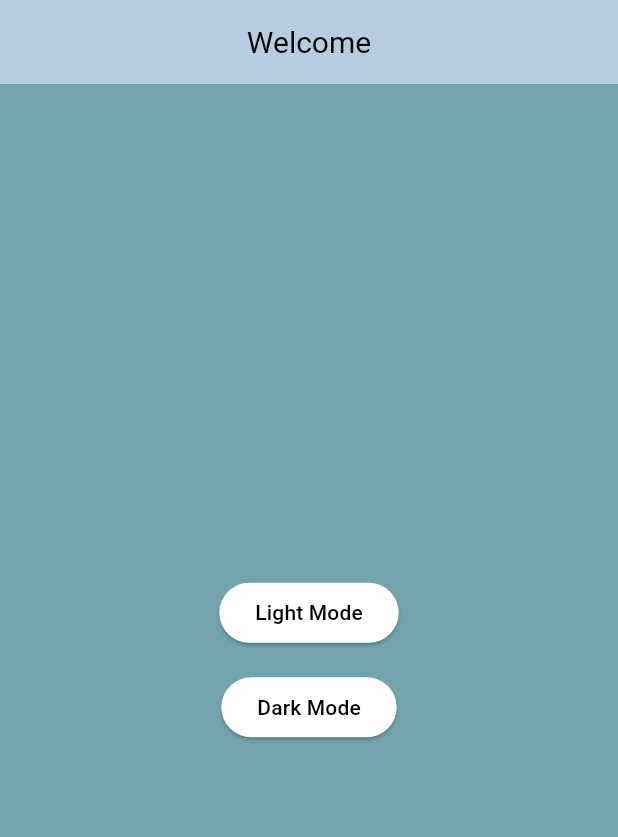
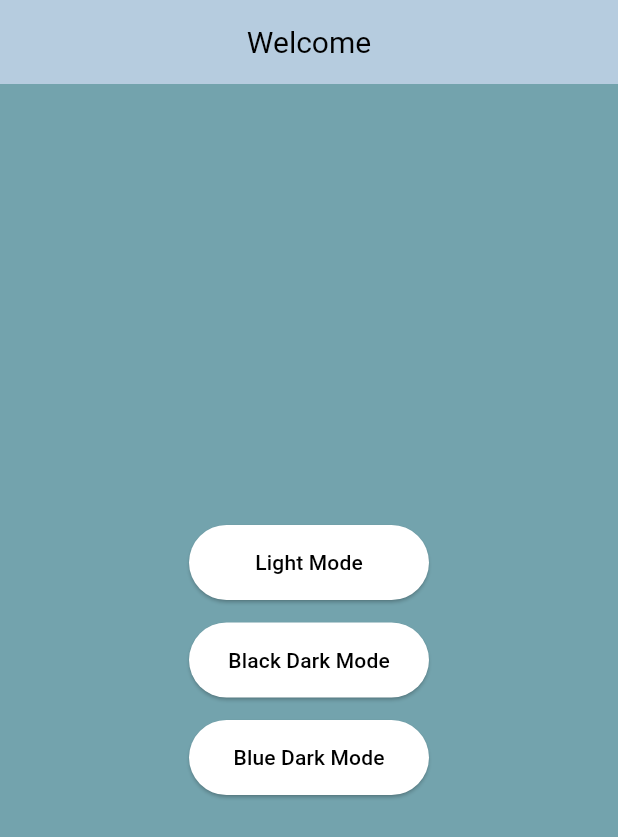
Before and after one commit to Heba-Alkashef/task5_update, a Flutter app: the screen it shows after launch, after a tap on "Light Mode", on a phone screen of 412 x 824 dp. Shown: the top 837 px of the screen. Run offline on Flutter 3.47's test engine with Material 3 defaults, Android fonts, the phone set to English and light mode, and no system bars.

Commit message:
first commit

```diff
--- a/lib/home_page.dart
+++ b/lib/home_page.dart
@@ -21,7 +21,7 @@ class _MyHomePageState extends State<MyHomePage> {
               onPressed: () {
                 ThemeController.of(
                   context,
-                ).setLightMode(ThemeController.of(context).isDark);
+                ).setLightMode(ThemeController.of(context).theme);
               },
               child: Text('Light Mode'),
             ),
@@ -30,9 +30,18 @@ class _MyHomePageState extends State<MyHomePage> {
               onPressed: () {
                 ThemeController.of(
                   context,
-                ).setDarkMode(ThemeController.of(context).isDark);
+                ).setDarkMode(ThemeController.of(context).theme);
               },
-              child: Text('Dark Mode'),
+              child: Text('Black Dark Mode'),
+            ),
+            SizedBox(height: 15),
+            ElevatedButton(
+              onPressed: () {
+                ThemeController.of(
+                  context,
+                ).setSystemMode(ThemeController.of(context).theme);
+              },
+              child: Text('Blue Dark Mode'),
             ),
           ],
         ),
--- a/lib/main.dart
+++ b/lib/main.dart
@@ -14,64 +14,102 @@ class MyApp extends StatefulWidget {
 }
 
 class _MyAppState extends State<MyApp> {
-  bool isDark = false;
+  ThemeMode theme = ThemeMode.light;
 
-  ThemeData currentTheme(bool isDark) {
+  ThemeData currentTheme(ThemeMode theme) {
+    switch (theme) {
+      case ThemeMode.light:
         return ThemeData(
-      appBarTheme: AppBarTheme(
-        titleTextStyle: TextStyle(
-          color: isDark ? Colors.white : Colors.black,
-          fontSize: 20,
+          appBarTheme: const AppBarTheme(
+            titleTextStyle: TextStyle(color: Colors.black, fontSize: 20),
+            backgroundColor: Color.fromARGB(255, 182, 204, 223),
           ),
-        backgroundColor: isDark
-            ? const Color.fromARGB(255, 87, 84, 84)
-            : const Color.fromARGB(255, 182, 204, 223),
+
+          elevatedButtonTheme: ElevatedButtonThemeData(
+            style: ElevatedButton.styleFrom(
+              fixedSize: const Size(160, 50),
+              foregroundColor: Colors.black,
+              backgroundColor: Colors.white,
+            ),
+          ),
+
+          scaffoldBackgroundColor: const Color.fromARGB(255, 115, 163, 173),
+        );
+
+      case ThemeMode.dark:
+        return ThemeData(
+          scaffoldBackgroundColor: const Color(0xFF000000),
+          appBarTheme: const AppBarTheme(
+            backgroundColor: Color.fromARGB(255, 96, 92, 92),
+            titleTextStyle: TextStyle(color: Colors.white, fontSize: 20),
           ),
           elevatedButtonTheme: ElevatedButtonThemeData(
             style: ElevatedButton.styleFrom(
-          foregroundColor: isDark ? Colors.white : Colors.black,
-          backgroundColor: isDark
-              ? const Color.fromARGB(255, 96, 92, 92)
-              : Colors.white,
+              fixedSize: const Size(160, 50),
+              foregroundColor: Colors.white,
+              backgroundColor: const Color.fromARGB(255, 96, 92, 92),
             ),
           ),
+        );
 
-      scaffoldBackgroundColor: isDark
-          ? const Color.fromARGB(255, 26, 25, 25)
-          : const Color.fromARGB(255, 115, 163, 173),
+      case ThemeMode.system:
+        return ThemeData(
+          scaffoldBackgroundColor: const Color(0xFF0D1B2A),
+          appBarTheme: const AppBarTheme(
+            backgroundColor: Color(0xFF1B263B),
+            titleTextStyle: TextStyle(color: Colors.white, fontSize: 20),
+            iconTheme: IconThemeData(color: Colors.white),
+          ),
+          elevatedButtonTheme: ElevatedButtonThemeData(
+            style: ElevatedButton.styleFrom(
+              fixedSize: const Size(160, 50),
+              foregroundColor: Colors.white,
+              backgroundColor: Color(0xFF415A77),
+            ),
+          ),
         );
+    }
   }
 
   void setDarkMode() {
     setState(() {
-      isDark = true;
+      theme = ThemeMode.dark;
+    });
+  }
+
+  void setSystemMode() {
+    setState(() {
+      theme = ThemeMode.system;
     });
   }
 
   void setLightMode() {
     setState(() {
-      isDark = false;
+      theme = ThemeMode.light;
     });
   }
 
   @override
   Widget build(BuildContext context) {
     return ThemeController(
-      isDark: isDark,
-      setDarkMode: (bool isDark) => setDarkMode(),
-      setLightMode: (bool isDark) => setLightMode(),
-      child: MaterialApp(theme: currentTheme(isDark), home: MyHomePage()),
+      theme: theme,
+      setDarkMode: (ThemeMode theme) => setDarkMode(),
+      setSystemMode: (ThemeMode theme) => setSystemMode(),
+      setLightMode: (ThemeMode theme) => setLightMode(),
+      child: MaterialApp(theme: currentTheme(theme), home: MyHomePage()),
     );
   }
 }
 
 class ThemeController extends InheritedWidget {
-  final bool isDark;
-  final Function(bool) setLightMode;
-  final Function(bool) setDarkMode;
+  final ThemeMode theme;
+  final Function(ThemeMode) setLightMode;
+  final Function(ThemeMode) setDarkMode;
+  final Function(ThemeMode) setSystemMode;
 
   ThemeController({
-    required this.isDark,
+    required this.theme,
+    required this.setSystemMode,
     required this.setLightMode,
     required this.setDarkMode,
     required Widget child,
@@ -83,6 +121,6 @@ class ThemeController extends InheritedWidget {
 
   @override
   bool updateShouldNotify(ThemeController oldWidget) {
-    return oldWidget.isDark != isDark;
+    return oldWidget.theme != theme;
   }
 }
```
Also changed, not shown: 1 other file. Lines whose indentation alone changed are shown as unchanged.
